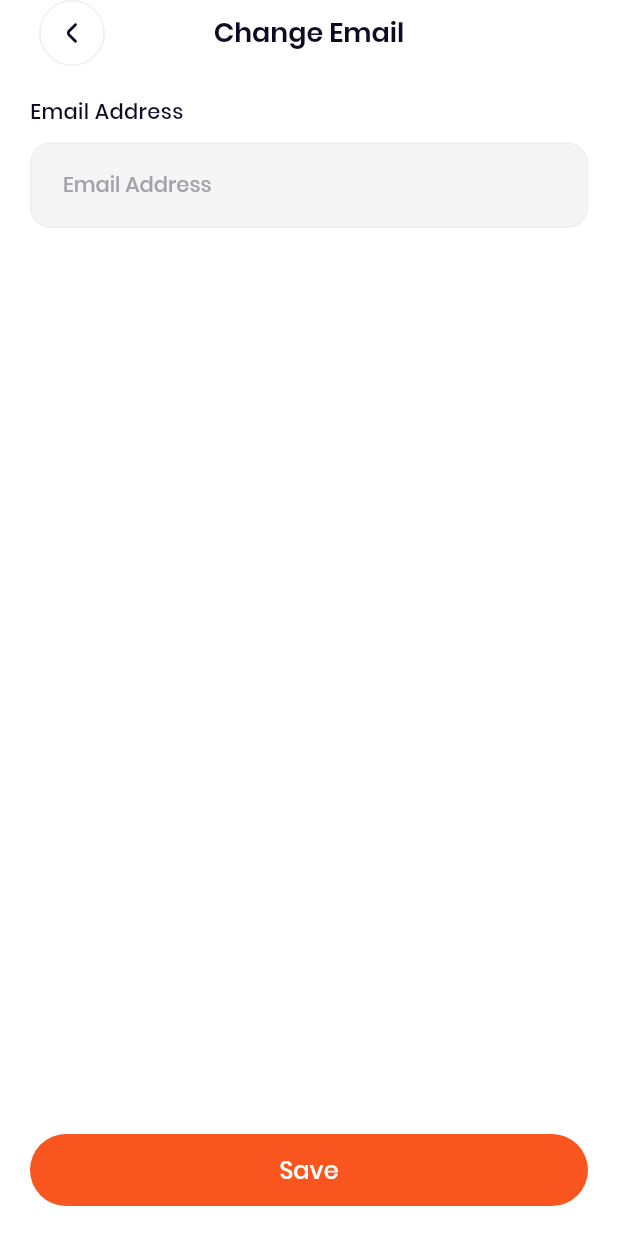
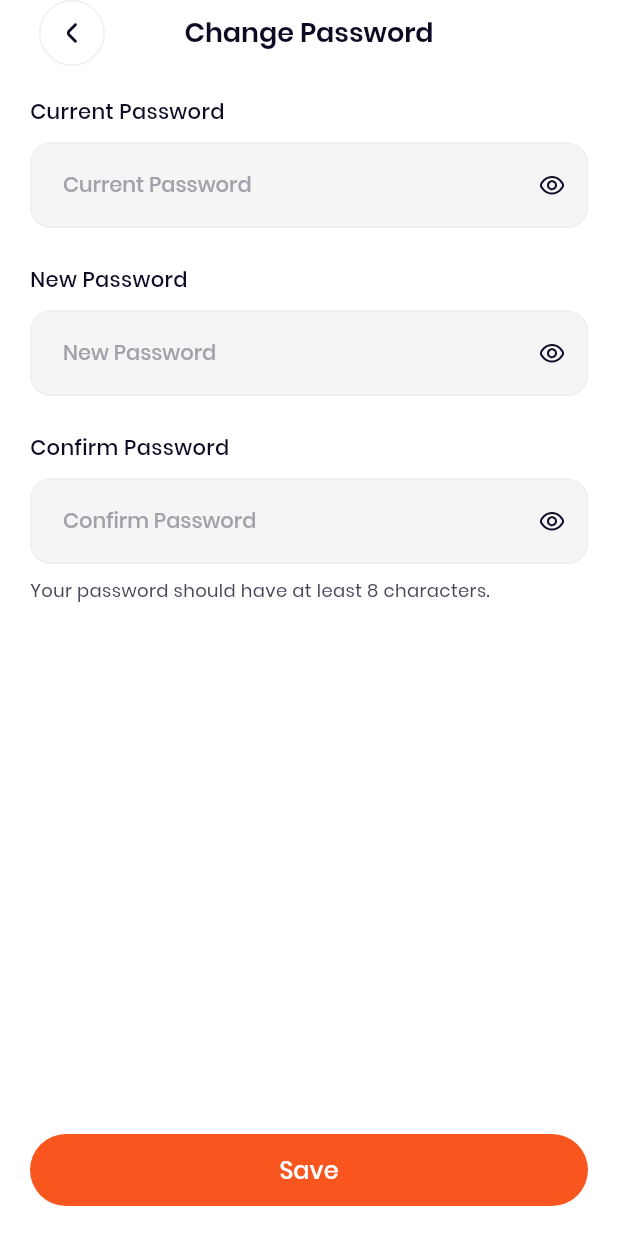
Before and after one commit to TouchZen-Developers/gooddeeds_flutter, a Flutter app: the DonatingMyAccountScreen screen opened by its route, after a tap on "Password", on a phone screen of 412 x 824 dp. Run offline on Flutter 3.47's test engine with Material 3 defaults, Android fonts, the phone set to English and light mode, and no system bars; our stand-ins replace dotted_border, flutter_bloc, flutter_svg, freezed_annotation, gap, get_it and 8 more; accounts and stored records are empty.

Commit message:
fix design and app icon

```diff
--- /dev/null
+++ b/lib/features/auth/change_password/presentation/screens/change_password_screen.dart
@@ -0,0 +1,67 @@
+import 'package:flutter/material.dart';
+import 'package:gap/gap.dart';
+import 'package:gooddeeds/shared/design_system/components/app_app_bar.dart';
+import 'package:gooddeeds/shared/design_system/components/gd_simple_action_dialog.dart';
+import 'package:gooddeeds/shared/design_system/components/password_field.dart';
+import 'package:gooddeeds/shared/design_system/components/primary_button.dart';
+import 'package:gooddeeds/shared/design_system/theme/context_ext.dart';
+import 'package:gooddeeds/shared/design_system/typography/gd_text.dart';
+import 'package:gooddeeds/shared/design_system/utils/app_local_ext.dart';
+
+class ChangePasswordScreen extends StatelessWidget {
+  const ChangePasswordScreen({super.key});
+
+  @override
+  Widget build(BuildContext context) {
+    return Scaffold(
+      appBar: AppAppBar(title: context.loc.changePassword),
+      body: Padding(
+        padding: const EdgeInsets.all(20),
+        child: Column(
+          crossAxisAlignment: CrossAxisAlignment.start,
+          children: [
+            PasswordField(
+              hint: context.loc.currentPassword,
+              label: context.loc.currentPassword,
+            ),
+            const Gap(24),
+            PasswordField(
+              hint: context.loc.newPassword,
+              label: context.loc.newPassword,
+            ),
+            const Gap(24),
+            PasswordField(
+              hint: context.loc.confirmPassword,
+              label: context.loc.confirmPassword,
+            ),
+            const Gap(12),
+            GDText(
+              context.loc.passwordRule,
+              style: context.textStyle.bodySmallRegular,
+              color: context.onSurface.shade80,
+            ),
+            const Spacer(),
+            PrimaryButton(
+              fullWidth: true,
+              label: context.loc.save,
+              onPressed: () {
+                showDialog<void>(
+                  context: context,
+                  barrierDismissible: false,
+                  builder: (_) => GDSimpleActionDialog(
+                    title: '${context.loc.success}!',
+                    message: context.loc.passwordChangedSuccessMessage,
+                    actionLabel: context.loc.done,
+                    onAction: () {
+                      Navigator.of(context).pop();
+                    },
+                  ),
+                );
+              },
+            ),
+          ],
+        ),
+      ),
+    );
+  }
+}
--- a/lib/features/donating/event/presentation/widgets/event_card.dart
+++ b/lib/features/donating/event/presentation/widgets/event_card.dart
@@ -23,7 +23,8 @@ class EventCard extends StatelessWidget {
               child: Assets.images.mock2.image(fit: BoxFit.cover),
             ),
           ),
-          Container(
+          Expanded(
+            child: Container(
               padding: const EdgeInsets.only(
                 right: 16,
                 left: 16,
@@ -49,6 +50,7 @@ class EventCard extends StatelessWidget {
                 style: context.textStyle.bodyMediumMedium,
               ),
             ),
+          ),
         ],
       ),
     );
--- a/lib/features/donating/family/presentation/widgets/family_card.dart
+++ b/lib/features/donating/family/presentation/widgets/family_card.dart
@@ -34,6 +34,8 @@ class FamilyCard extends StatelessWidget {
                 Text(
                   'Smith Family',
                   style: context.textStyle.bodyLargeSemiBold,
+                  maxLines: 1,
+                  overflow: TextOverflow.ellipsis,
                 ),
                 const Gap(8),
                 Row(
--- a/lib/features/donating/profile/presentation/screens/donating_my_account_screen.dart
+++ b/lib/features/donating/profile/presentation/screens/donating_my_account_screen.dart
@@ -29,7 +29,7 @@ class DonatingMyAccountScreen extends StatelessWidget {
               const Gap(16),
               _MyAccountItem(
                 title: context.loc.password,
-                onTap: () => const ChangeEmailRoute().push(context),
+                onTap: () => const ChangePasswordRoute().push(context),
               ),
             ],
           ),
--- a/lib/l10n/app_en.arb
+++ b/lib/l10n/app_en.arb
@@ -200,5 +200,12 @@
    "cardOption":"Card Option",
    "setCardAsDefault":"Set card as default",
    "editCard":"Edit card",
-   "deleteCard":"Delete card"
+   "deleteCard":"Delete card",
+   "changePassword":"Change Password",
+   "currentPassword":"Current Password",
+   "newPassword":"New Password",
+   "confirmPassword":"Confirm Password",
+   "passwordRule":"Your password should have at least 8 characters.",
+   "passwordChangedSuccessMessage":"Your password has been successfully changed",
+   "done":"Done"
 }
--- a/lib/l10n/app_localizations.dart
+++ b/lib/l10n/app_localizations.dart
@@ -1227,6 +1227,48 @@ abstract class AppLocalizations {
   /// In en, this message translates to:
   /// **'Delete card'**
   String get deleteCard;
+
+  /// No description provided for @changePassword.
+  ///
+  /// In en, this message translates to:
+  /// **'Change Password'**
+  String get changePassword;
+
+  /// No description provided for @currentPassword.
+  ///
+  /// In en, this message translates to:
+  /// **'Current Password'**
+  String get currentPassword;
+
+  /// No description provided for @newPassword.
+  ///
+  /// In en, this message translates to:
+  /// **'New Password'**
+  String get newPassword;
+
+  /// No description provided for @confirmPassword.
+  ///
+  /// In en, this message translates to:
+  /// **'Confirm Password'**
+  String get confirmPassword;
+
+  /// No description provided for @passwordRule.
+  ///
+  /// In en, this message translates to:
+  /// **'Your password should have at least 8 characters.'**
+  String get passwordRule;
+
+  /// No description provided for @passwordChangedSuccessMessage.
+  ///
+  /// In en, this message translates to:
+  /// **'Your password has been successfully changed'**
+  String get passwordChangedSuccessMessage;
+
+  /// No description provided for @done.
+  ///
+  /// In en, this message translates to:
+  /// **'Done'**
+  String get done;
 }
 
 class _AppLocalizationsDelegate
--- a/lib/l10n/app_localizations_en.dart
+++ b/lib/l10n/app_localizations_en.dart
@@ -589,4 +589,26 @@ class AppLocalizationsEn extends AppLocalizations {
 
   @override
   String get deleteCard => 'Delete card';
+
+  @override
+  String get changePassword => 'Change Password';
+
+  @override
+  String get currentPassword => 'Current Password';
+
+  @override
+  String get newPassword => 'New Password';
+
+  @override
+  String get confirmPassword => 'Confirm Password';
+
+  @override
+  String get passwordRule => 'Your password should have at least 8 characters.';
+
+  @override
+  String get passwordChangedSuccessMessage =>
+      'Your password has been successfully changed';
+
+  @override
+  String get done => 'Done';
 }
--- a/lib/shared/design_system/components/gd_simple_action_dialog.dart
+++ b/lib/shared/design_system/components/gd_simple_action_dialog.dart
@@ -4,7 +4,6 @@ import 'package:gooddeeds/shared/design_system/components/text_link.dart';
 import 'package:gooddeeds/shared/design_system/theme/context_ext.dart';
 import 'package:gooddeeds/shared/design_system/tokens/colors.dart';
 import 'package:gooddeeds/shared/design_system/typography/gd_text.dart';
-import 'package:gooddeeds/shared/design_system/utils/app_local_ext.dart';
 
 class GDSimpleActionDialog extends StatelessWidget {
   const GDSimpleActionDialog({
@@ -48,7 +47,7 @@ class GDSimpleActionDialog extends StatelessWidget {
             ),
             Gap(gaps.md),
             GDTextLink(
-              label: context.loc.signInNow,
+              label: actionLabel,
               color: context.colors.primary,
               onPressed: onAction,
               style: text.bodyLargeMedium,
--- a/lib/shared/design_system/components/password_field.dart
+++ b/lib/shared/design_system/components/password_field.dart
@@ -8,14 +8,14 @@ import '../../../gen/assets.gen.dart';
 class PasswordField extends StatefulWidget {
   const PasswordField({
     super.key,
-    required this.controller,
+    this.controller,
     this.label,
     this.hint,
     this.errorText,
     this.onChanged,
   });
 
-  final TextEditingController controller;
+  final TextEditingController? controller;
   final String? label;
   final String? hint;
   final String? errorText;
--- a/lib/src/config/routes/app_router.dart
+++ b/lib/src/config/routes/app_router.dart
@@ -3,6 +3,7 @@ import 'package:flutter_bloc/flutter_bloc.dart';
 import 'package:go_router/go_router.dart';
 import 'package:gooddeeds/features/auth/change_email/presentation/screens/change_email_screen.dart';
 import 'package:gooddeeds/features/auth/change_email/presentation/screens/confirm_email_screen.dart';
+import 'package:gooddeeds/features/auth/change_password/presentation/screens/change_password_screen.dart';
 import 'package:gooddeeds/features/auth/register/email/presentation/screens/register_email_screen.dart';
 import 'package:gooddeeds/features/auth/register/pending/presentation/screens/application_pending_screen.dart';
 import 'package:gooddeeds/features/donating/cart/presentation/screens/add_new_card_checkout_screen.dart';
@@ -508,6 +509,16 @@ class ChangeEmailRoute extends GoRouteData with $ChangeEmailRoute {
   }
 }
 
+@TypedGoRoute<ChangePasswordRoute>(path: RoutePaths.changePassword)
+class ChangePasswordRoute extends GoRouteData with $ChangePasswordRoute {
+  const ChangePasswordRoute();
+
+  @override
+  Widget build(BuildContext context, GoRouterState state) {
+    return const ChangePasswordScreen();
+  }
+}
+
 @TypedGoRoute<ConfirmEmailRoute>(path: RoutePaths.confirmEmail)
 class ConfirmEmailRoute extends GoRouteData with $ConfirmEmailRoute {
   const ConfirmEmailRoute();
--- a/lib/src/config/routes/donating_app_scaffold_with_nav.dart
+++ b/lib/src/config/routes/donating_app_scaffold_with_nav.dart
@@ -27,6 +27,9 @@ class DonatingAppScaffoldWithNavigationBar extends StatelessWidget {
           return Container(
             width: double.infinity,
             height: 94,
+            padding: EdgeInsets.only(
+              bottom: MediaQuery.of(context).padding.bottom,
+            ),
             decoration: const BoxDecoration(
               color: Colors.white,
               boxShadow: [
@@ -133,6 +136,7 @@ class _BottomNavigationItem extends StatelessWidget {
                   : context.textStyle.bodySmallRegular.copyWith(
                       color: context.onSurface.shade50,
                     ),
+              textScaler: const TextScaler.linear(1),
             ),
           ],
         ),
--- a/lib/src/config/routes/route_paths.dart
+++ b/lib/src/config/routes/route_paths.dart
@@ -11,6 +11,7 @@ class RoutePaths {
   static const familyDetails = '/family_details_dialog';
   static const eventDetails = '/event_details_dialog';
   static const changeEmail = '/change_email';
+  static const changePassword = '/change_password';
   static const confirmEmail = '/confirm_email';
   static const orderDetails = '/order_details_dialog';
   static const donaitingMyCart = '/donaiting_my_cart';
```
Also changed, not shown: lib/features/auth/change_password/presentation/screens/confirm_email_screen.dart (added, +51 -0 lines), lib/src/config/routes/app_router.g.dart, 41 other files. Lines whose indentation alone changed are shown as unchanged.
